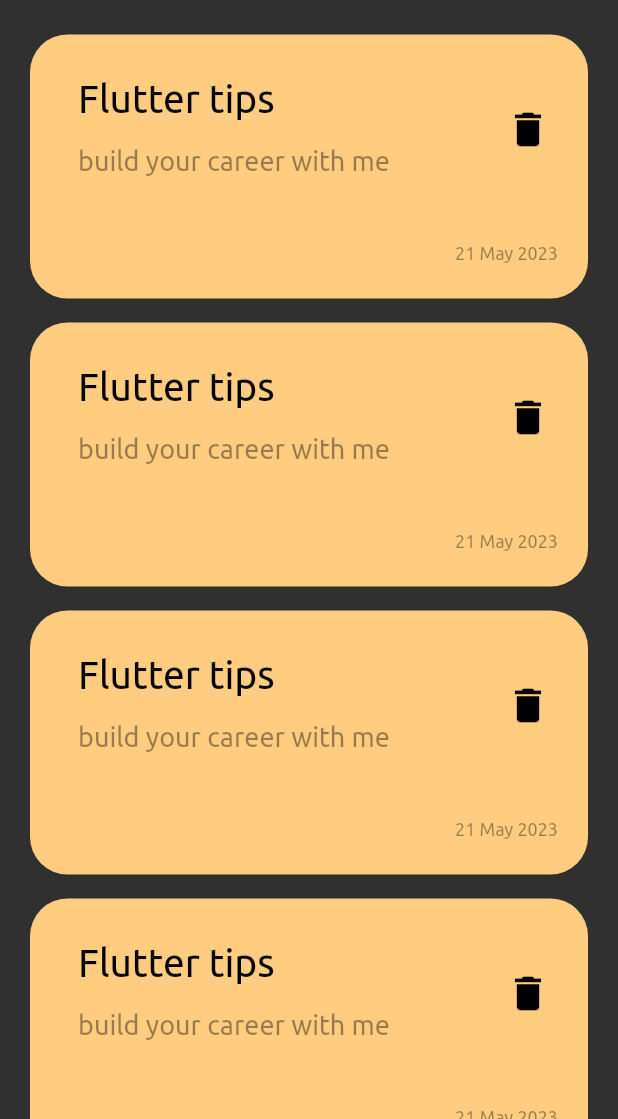
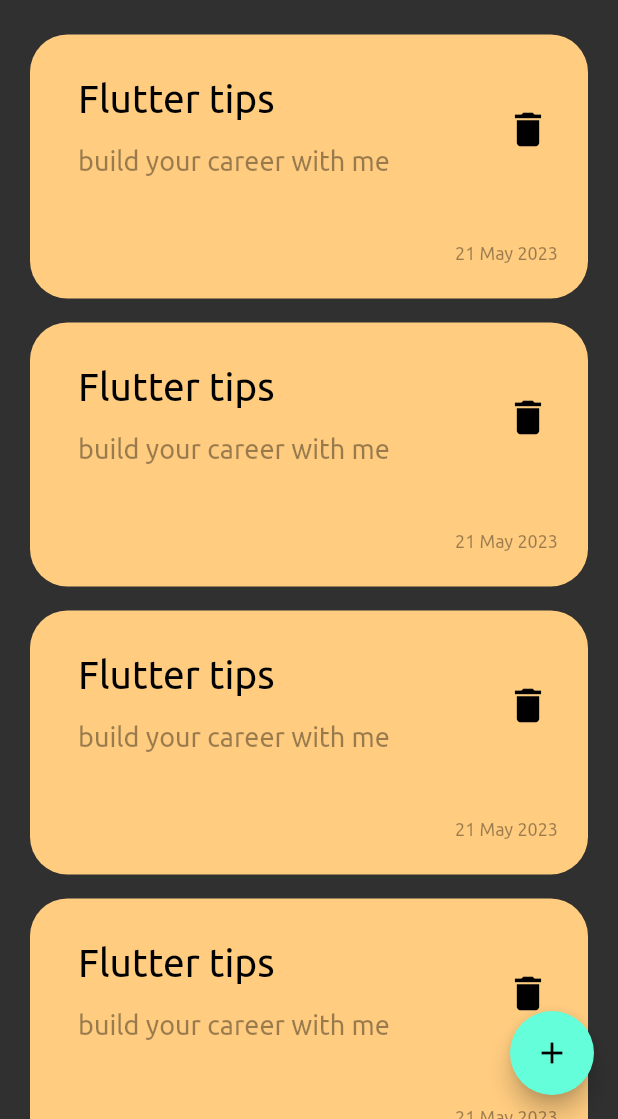
Before and after one commit to aymen-hacini/notes_app_flutter, a Flutter app: the screen it shows after launch, on a phone screen of 412 x 824 dp, the part 117-1236 px from its top. Run offline on Flutter 3.47's test engine with Material 2 defaults, Android fonts, the phone set to English and light mode, and no system bars.

Commit message:
add floating aciton button

```diff
--- a/notes_app/lib/views/notes_view.dart
+++ b/notes_app/lib/views/notes_view.dart
@@ -7,8 +7,9 @@ class NotesView extends StatelessWidget {
 
   @override
   Widget build(BuildContext context) {
-    return const Scaffold(
-      body: NotesViewBody(),
+    return  Scaffold(
+      floatingActionButton: FloatingActionButton(onPressed: (){}, child: const Icon(Icons.add),),
+      body: const NotesViewBody(),
     );
   }
 }
--- a/notes_app/lib/views/widgets/notes_view_body.dart
+++ b/notes_app/lib/views/widgets/notes_view_body.dart
@@ -1,11 +1,14 @@
+
+
 import 'package:flutter/material.dart';
 import 'package:notes_app/views/widgets/notes_view_bar.dart';
 
-import 'custom_note_item.dart';
+
 import 'notes_list_view.dart';
 
 class NotesViewBody extends StatelessWidget {
   const NotesViewBody({super.key});
+
 
   @override
   Widget build(BuildContext context) {
```
